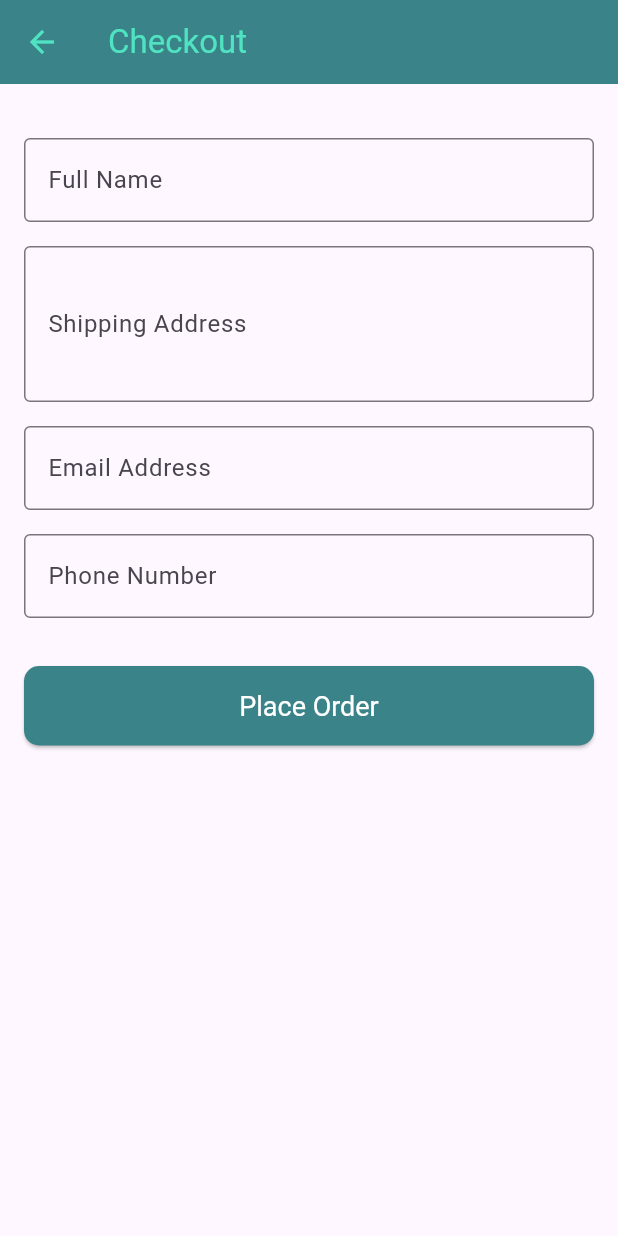
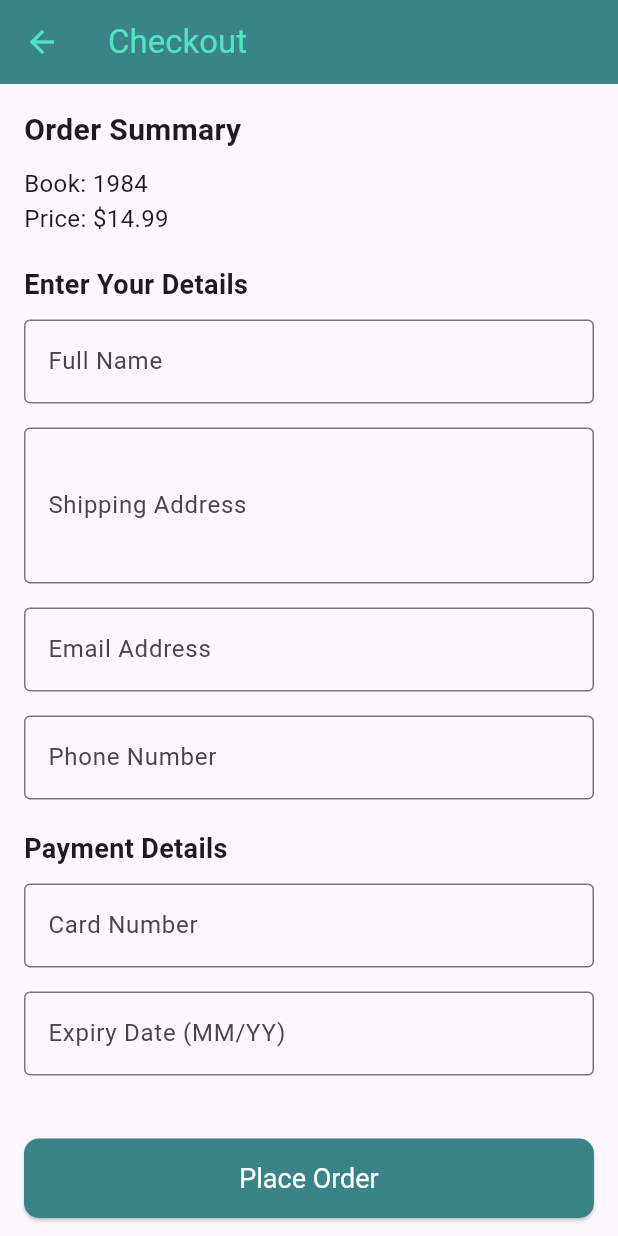
Before and after one commit to dineshnp03/LiteraryLoungeApp, a Flutter app: the DetailScreen screen opened directly with sample values from the repository, after a tap on "Buy Now", on a phone screen of 412 x 824 dp. Run offline on Flutter 3.47's test engine with Material 3 defaults, Android fonts, the light colour scheme and no system bars; our stand-ins replace animated_splash_screen, lottie.

Commit message:
Updated Checkout Screen to add Order Summary

```diff
--- a/lib/screens/checkout_screen.dart
+++ b/lib/screens/checkout_screen.dart
@@ -1,8 +1,15 @@
 import 'package:flutter/material.dart';
-import 'package:literary_lounge_app/screens/thank_you_screen.dart'; // Import ThankYouScreen
+import 'package:literary_lounge_app/screens/thank_you_screen.dart';
 
 class CheckoutScreen extends StatefulWidget {
-  const CheckoutScreen({super.key});
+  final String bookName;
+  final double bookPrice;
+
+  const CheckoutScreen({
+    super.key,
+    required this.bookName,
+    required this.bookPrice,
+  });
 
   @override
   _CheckoutScreenState createState() => _CheckoutScreenState();
@@ -11,19 +18,25 @@
 class _CheckoutScreenState extends State<CheckoutScreen> {
   final _formKey = GlobalKey<FormState>();
 
-  // Controllers for form fields
+  // Controllers
   final TextEditingController nameController = TextEditingController();
   final TextEditingController addressController = TextEditingController();
   final TextEditingController emailController = TextEditingController();
   final TextEditingController phoneController = TextEditingController();
+  final TextEditingController cardNumberController = TextEditingController();
+  final TextEditingController expiryDateController = TextEditingController();
+  final TextEditingController cvvController = TextEditingController();
 
   @override
   void dispose() {
-    // Dispose controllers when the widget is disposed
+    // Dispose controllers
     nameController.dispose();
     addressController.dispose();
     emailController.dispose();
     phoneController.dispose();
+    cardNumberController.dispose();
+    expiryDateController.dispose();
+    cvvController.dispose();
     super.dispose();
   }
 
@@ -37,29 +50,43 @@
       ),
       body: Padding(
         padding: const EdgeInsets.all(16.0),
-        child: Form(
-          key: _formKey,
         child: ListView(
           children: [
-              // Add gap before the Full Name field
-              const SizedBox(height: 20), // 20 pixels of space
+            // Order Summary
+            const Text(
+              'Order Summary',
+              style: TextStyle(
+                fontSize: 20,
+                fontWeight: FontWeight.bold,
+              ),
+            ),
+            const SizedBox(height: 10),
+            Text('Book: ${widget.bookName}', style: const TextStyle(fontSize: 16)),
+            Text('Price: \$${widget.bookPrice.toStringAsFixed(2)}',
+                style: const TextStyle(fontSize: 16)),
+            const SizedBox(height: 20),
 
-              // Full Name Field
+            // Form fields (User and Payment details)
+            Form(
+              key: _formKey,
+              child: Column(
+                crossAxisAlignment: CrossAxisAlignment.start,
+                children: [
+                  const Text(
+                    'Enter Your Details',
+                    style: TextStyle(fontSize: 18, fontWeight: FontWeight.bold),
+                  ),
+                  const SizedBox(height: 10),
                   TextFormField(
                     controller: nameController,
                     decoration: const InputDecoration(
                       labelText: 'Full Name',
                       border: OutlineInputBorder(),
                     ),
-                validator: (value) {
-                  if (value == null || value.isEmpty) {
-                    return 'Please enter your name';
-                  }
-                  return null;
-                },
+                    validator: (value) =>
+                    value == null || value.isEmpty ? 'Please enter your name' : null,
                   ),
                   const SizedBox(height: 16),
-              // Address Field
                   TextFormField(
                     controller: addressController,
                     decoration: const InputDecoration(
@@ -67,15 +94,10 @@
                       border: OutlineInputBorder(),
                     ),
                     maxLines: 3,
-                validator: (value) {
-                  if (value == null || value.isEmpty) {
-                    return 'Please enter your shipping address';
-                  }
-                  return null;
-                },
+                    validator: (value) =>
+                    value == null || value.isEmpty ? 'Please enter your address' : null,
                   ),
                   const SizedBox(height: 16),
-              // Email Field
                   TextFormField(
                     controller: emailController,
                     decoration: const InputDecoration(
@@ -84,18 +106,16 @@
                     ),
                     keyboardType: TextInputType.emailAddress,
                     validator: (value) {
-                  // Basic email validation
                       if (value == null || value.isEmpty) {
-                    return 'Please enter your email address';
+                        return 'Please enter your email';
                       }
                       if (!RegExp(r'^\S+@\S+\.\S+$').hasMatch(value)) {
-                    return 'Please enter a valid email address';
+                        return 'Please enter a valid email';
                       }
                       return null;
                     },
                   ),
                   const SizedBox(height: 16),
-              // Phone Field
                   TextFormField(
                     controller: phoneController,
                     decoration: const InputDecoration(
@@ -104,28 +124,88 @@
                     ),
                     keyboardType: TextInputType.phone,
                     validator: (value) {
-                  // Basic phone number validation
                       if (value == null || value.isEmpty) {
                         return 'Please enter your phone number';
                       }
                       if (!RegExp(r'^\d{10}$').hasMatch(value)) {
-                    return 'Please enter a 10-digit phone number';
+                        return 'Phone number must be 10 digits';
                       }
                       return null;
                     },
                   ),
-              const SizedBox(height: 32),
-              // Place Order Button
-              ElevatedButton(
+                  const SizedBox(height: 20),
+                  const Text(
+                    'Payment Details',
+                    style: TextStyle(fontSize: 18, fontWeight: FontWeight.bold),
+                  ),
+                  const SizedBox(height: 10),
+                  TextFormField(
+                    controller: cardNumberController,
+                    decoration: const InputDecoration(
+                      labelText: 'Card Number',
+                      border: OutlineInputBorder(),
+                    ),
+                    keyboardType: TextInputType.number,
+                    validator: (value) =>
+                    value == null || value.length != 16 ? 'Card number must be 16 digits' : null,
+                  ),
+                  const SizedBox(height: 16),
+                  TextFormField(
+                    controller: expiryDateController,
+                    decoration: const InputDecoration(
+                      labelText: 'Expiry Date (MM/YY)',
+                      border: OutlineInputBorder(),
+                    ),
+                    keyboardType: TextInputType.datetime,
+                    validator: (value) {
+                      if (value == null || !RegExp(r'^\d{2}/\d{2}$').hasMatch(value)) {
+                        return 'Enter expiry date in MM/YY format';
+                      }
+                      return null;
+                    },
+                  ),
+                  const SizedBox(height: 16),
+                  TextFormField(
+                    controller: cvvController,
+                    decoration: const InputDecoration(
+                      labelText: 'CVV',
+                      border: OutlineInputBorder(),
+                    ),
+                    keyboardType: TextInputType.number,
+                    validator: (value) =>
+                    value == null || value.length != 3 ? 'CVV must be 3 digits' : null,
+                  ),
+                ],
+              ),
+            ),
+          ],
+        ),
+      ),
+      bottomNavigationBar: Padding(
+        padding: const EdgeInsets.symmetric(horizontal: 16.0, vertical: 12.0),
+        child: SizedBox(
+          width: double.infinity,
+          child: ElevatedButton(
             onPressed: () {
               if (_formKey.currentState!.validate()) {
-                    // Navigate directly to ThankYouScreen
+                // Show loader and navigate
+                showDialog(
+                  context: context,
+                  barrierDismissible: false,
+                  builder: (BuildContext context) {
+                    return Center(child: CircularProgressIndicator());
+                  },
+                );
+
+                Future.delayed(const Duration(seconds: 2), () {
+                  Navigator.of(context).pop(); // Close the loader
                   Navigator.push(
                     context,
                     MaterialPageRoute(
                       builder: (context) => const ThankYouScreen(),
                     ),
                   );
+                });
               }
             },
             style: ElevatedButton.styleFrom(
@@ -134,8 +214,6 @@
             ),
             child: const Text('Place Order'),
           ),
-            ],
-          ),
         ),
       ),
     );
--- a/lib/screens/detail_screen.dart
+++ b/lib/screens/detail_screen.dart
@@ -65,11 +65,14 @@
           Center(
             child: ElevatedButton(
               onPressed: () {
-                // Directly navigate to CheckoutScreen
+                // Pass product details to CheckoutScreen
                 Navigator.push(
                   context,
                   MaterialPageRoute(
-                    builder: (context) => const CheckoutScreen(),
+                    builder: (context) => CheckoutScreen(
+                      bookName: product.title, // Pass the book name
+                      bookPrice: product.price, // Pass the book price
+                    ),
                   ),
                 );
               },
```
Lines whose indentation alone changed are shown as unchanged.
